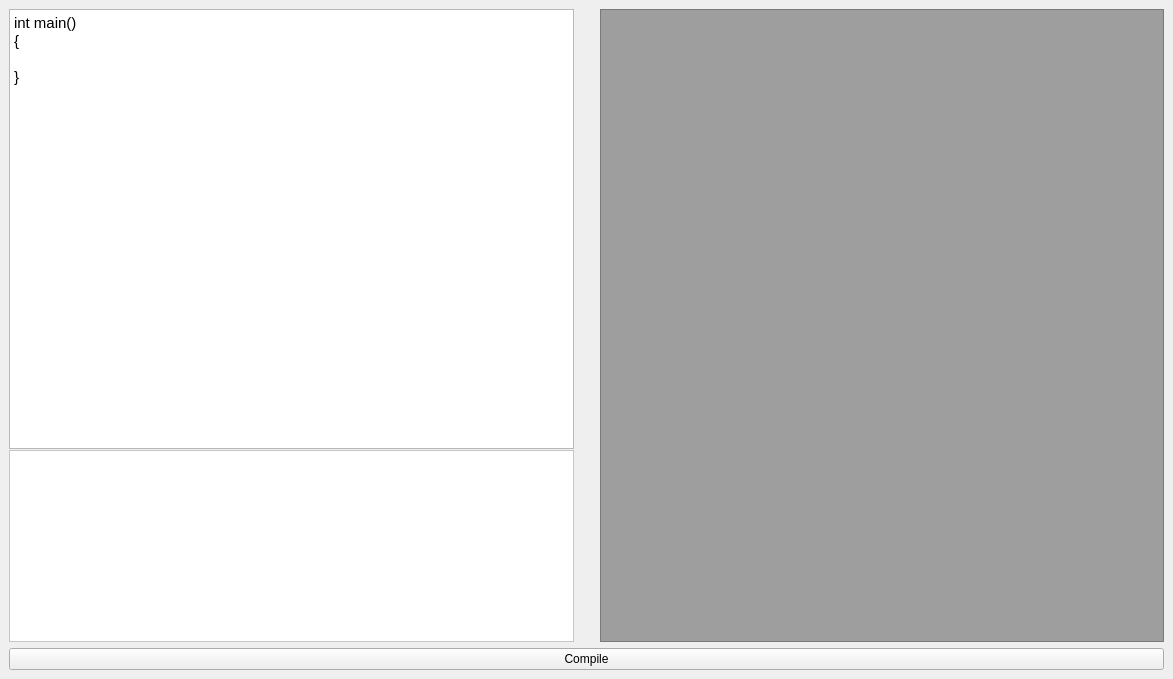
Qt form app/mainwindow.ui (davidvidovic/riscv-emulator) before a commit.
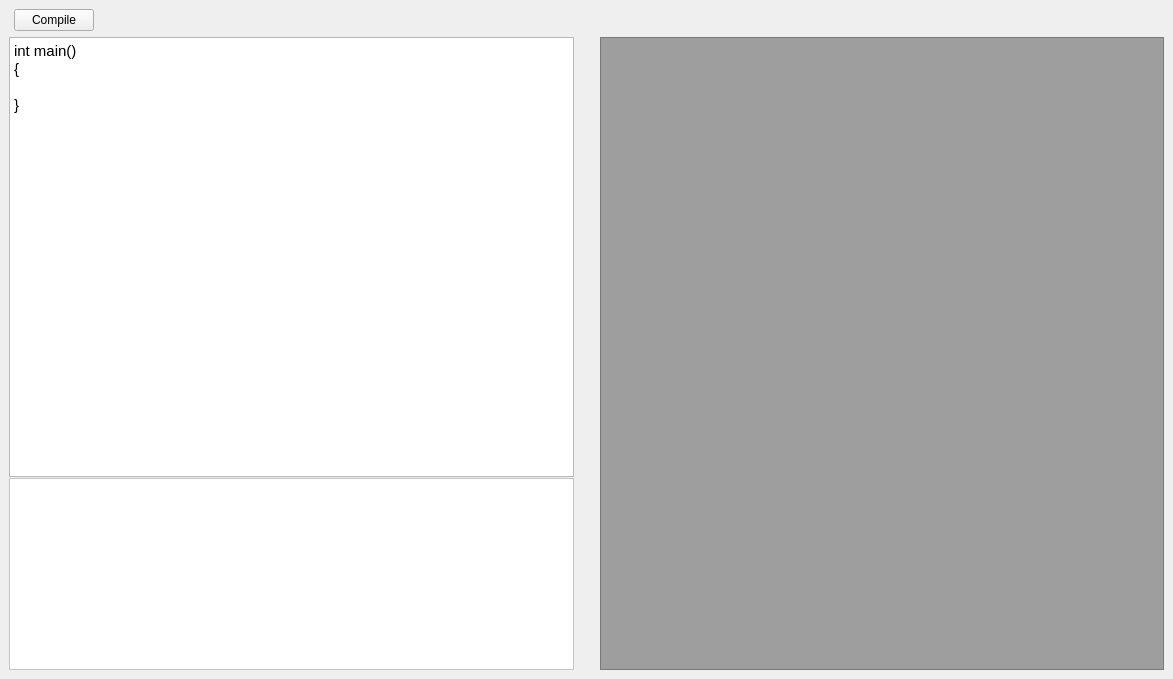
The same form after that commit.

What changed in the file:
```diff
--- a/app/mainwindow.ui
+++ b/app/mainwindow.ui
@@ -21,7 +21,7 @@
     </sizepolicy>
    </property>
    <layout class="QGridLayout" name="gridLayout">
-    <item row="0" column="0">
+    <item row="3" column="0">
      <layout class="QVBoxLayout" name="verticalLayout">
       <item>
        <layout class="QHBoxLayout" name="horizontalLayout">
@@ -92,6 +92,26 @@
         </item>
        </layout>
       </item>
+     </layout>
+    </item>
+    <item row="0" column="0">
+     <layout class="QHBoxLayout" name="horizontalLayout_2">
+      <item>
+       <spacer name="horizontalSpacer_2">
+        <property name="orientation">
+         <enum>Qt::Horizontal</enum>
+        </property>
+        <property name="sizeType">
+         <enum>QSizePolicy::Fixed</enum>
+        </property>
+        <property name="sizeHint" stdset="0">
+         <size>
+          <width>5</width>
+          <height>20</height>
+         </size>
+        </property>
+       </spacer>
+      </item>
       <item>
        <widget class="QPushButton" name="pushButton">
         <property name="text">
@@ -99,6 +119,19 @@
         </property>
        </widget>
       </item>
+      <item>
+       <spacer name="horizontalSpacer">
+        <property name="orientation">
+         <enum>Qt::Horizontal</enum>
+        </property>
+        <property name="sizeHint" stdset="0">
+         <size>
+          <width>40</width>
+          <height>20</height>
+         </size>
+        </property>
+       </spacer>
+      </item>
      </layout>
     </item>
    </layout>
```
